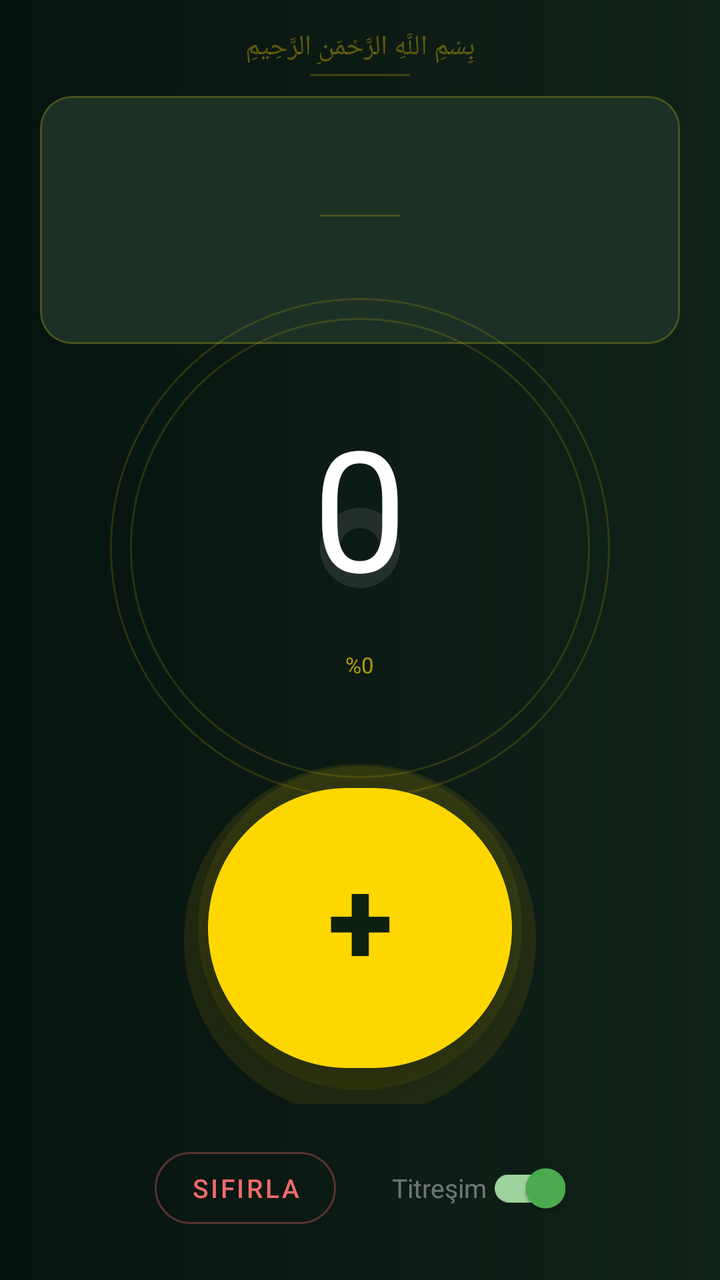
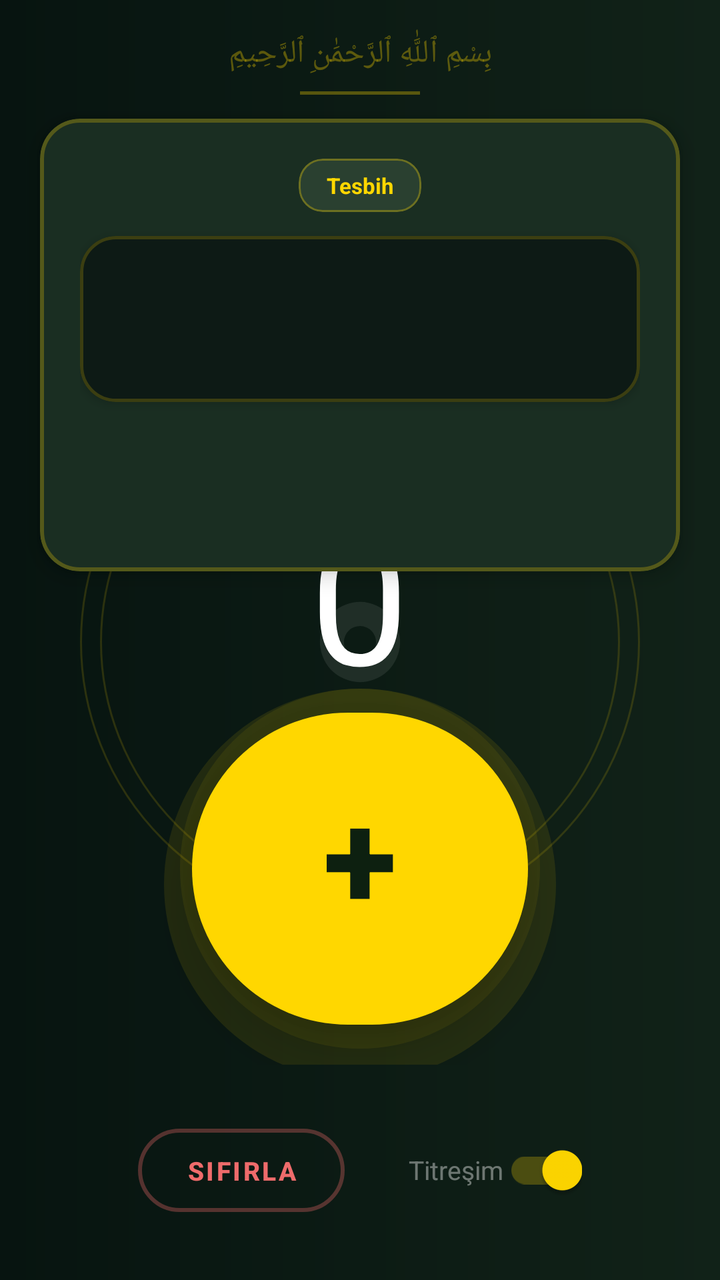

The first picture is an Android layout as it rendered before a commit; the second is the same layout after the commit. The layout source and the unified diff follow.
<!-- AndroidManifest.xml: application theme Theme.IbadetApp -->
<!-- res/layout/fragment_zikir_counter.xml -->
<?xml version="1.0" encoding="utf-8"?>
<androidx.constraintlayout.widget.ConstraintLayout
    xmlns:android="http://schemas.android.com/apk/res/android"
    xmlns:app="http://schemas.android.com/apk/res-auto"
    android:layout_width="match_parent"
    android:layout_height="match_parent"
    android:background="@drawable/bg_tesbih_gradient">

    
    <TextView
        android:id="@+id/tv_bismillah"
        android:layout_width="wrap_content"
        android:layout_height="wrap_content"
        android:text="بِسْمِ اللَّهِ الرَّحْمَنِ الرَّحِيمِ"
        android:textSize="14sp"
        android:textColor="#55FFD700"
        android:gravity="center"
        android:paddingTop="14dp"
        android:paddingBottom="4dp"
        android:fontFamily="@font/arabic_font"
        android:textDirection="rtl"
        app:layout_constraintTop_toTopOf="parent"
        app:layout_constraintStart_toStartOf="parent"
        app:layout_constraintEnd_toEndOf="parent" />

    <View
        android:id="@+id/line_top"
        android:layout_width="50dp"
        android:layout_height="1dp"
        android:background="#35FFD700"
        app:layout_constraintTop_toBottomOf="@id/tv_bismillah"
        app:layout_constraintStart_toStartOf="parent"
        app:layout_constraintEnd_toEndOf="parent" />

    
    <com.google.android.material.card.MaterialCardView
        android:id="@+id/card_zikir_info"
        android:layout_width="0dp"
        android:layout_height="wrap_content"
        android:layout_marginHorizontal="20dp"
        android:layout_marginTop="10dp"
        app:cardBackgroundColor="#1C3025"
        app:cardCornerRadius="16dp"
        app:cardElevation="0dp"
        app:strokeColor="#35FFD700"
        app:strokeWidth="1dp"
        app:layout_constraintTop_toBottomOf="@id/line_top"
        app:layout_constraintStart_toStartOf="parent"
        app:layout_constraintEnd_toEndOf="parent">

        <LinearLayout
            android:layout_width="match_parent"
            android:layout_height="wrap_content"
            android:orientation="vertical"
            android:gravity="center"
            android:paddingHorizontal="16dp"
            android:paddingTop="14dp"
            android:paddingBottom="14dp">

            <TextView
                android:id="@+id/tv_zikir_arabic"
                android:layout_width="match_parent"
                android:layout_height="wrap_content"
                android:textSize="28sp"
                android:textColor="#FFFFFFFF"
                android:gravity="center"
                android:textDirection="rtl"
                android:fontFamily="@font/arabic_font"
                android:lineSpacingMultiplier="1.7" />

            <View
                android:layout_width="40dp"
                android:layout_height="1dp"
                android:background="#30FFD700"
                android:layout_marginTop="8dp"
                android:layout_marginBottom="6dp" />

            <TextView
                android:id="@+id/tv_zikir_translit"
                android:layout_width="wrap_content"
                android:layout_height="wrap_content"
                android:textSize="18sp"
                android:textStyle="bold"
                android:textColor="#FFD700"
                android:letterSpacing="0.05" />

            <TextView
                android:id="@+id/tv_zikir_turkish"
                android:layout_width="match_parent"
                android:layout_height="wrap_content"
                android:textSize="12sp"
                android:textColor="#77FFFFFF"
                android:gravity="center"
                android:layout_marginTop="3dp" />

        </LinearLayout>
    </com.google.android.material.card.MaterialCardView>

    
    <FrameLayout
        android:id="@+id/fl_counter"
        android:layout_width="250dp"
        android:layout_height="250dp"
        app:layout_constraintTop_toBottomOf="@id/card_zikir_info"
        app:layout_constraintBottom_toTopOf="@id/fl_button"
        app:layout_constraintStart_toStartOf="parent"
        app:layout_constraintEnd_toEndOf="parent"
        app:layout_constraintVertical_bias="0.5">

        
        <View
            android:layout_width="250dp"
            android:layout_height="250dp"
            android:layout_gravity="center"
            android:background="@drawable/bg_ring_outer" />

        
        <View
            android:layout_width="230dp"
            android:layout_height="230dp"
            android:layout_gravity="center"
            android:background="@drawable/bg_ring_outer" />

        
        <com.google.android.material.progressindicator.CircularProgressIndicator
            android:id="@+id/progress_bar"
            android:layout_width="210dp"
            android:layout_height="210dp"
            android:layout_gravity="center"
            app:trackThickness="10dp"
            app:indicatorColor="#FFD700"
            app:trackColor="#18FFFFFF"
            app:trackCornerRadius="5dp" />

        
        <LinearLayout
            android:layout_width="wrap_content"
            android:layout_height="wrap_content"
            android:layout_gravity="center"
            android:orientation="vertical"
            android:gravity="center">

            <TextView
                android:id="@+id/tv_current_count"
                android:layout_width="wrap_content"
                android:layout_height="wrap_content"
                android:textSize="84sp"
                android:textStyle="bold"
                android:textColor="#FFFFFF"
                android:fontFamily="sans-serif-thin"
                android:text="0"
                android:includeFontPadding="false" />

            <TextView
                android:id="@+id/tv_target_count"
                android:layout_width="wrap_content"
                android:layout_height="wrap_content"
                android:textSize="12sp"
                android:textColor="#60FFFFFF"
                android:gravity="center" />

            <TextView
                android:id="@+id/tv_progress"
                android:layout_width="wrap_content"
                android:layout_height="wrap_content"
                android:textSize="11sp"
                android:textColor="#AAFFD700"
                android:text="%0"
                android:layout_marginTop="2dp" />

        </LinearLayout>
    </FrameLayout>

    
    <FrameLayout
        android:id="@+id/fl_button"
        android:layout_width="wrap_content"
        android:layout_height="wrap_content"
        android:layout_marginBottom="12dp"
        app:layout_constraintBottom_toTopOf="@id/ll_controls"
        app:layout_constraintStart_toStartOf="parent"
        app:layout_constraintEnd_toEndOf="parent">

        
        <View
            android:layout_width="176dp"
            android:layout_height="176dp"
            android:layout_gravity="center"
            android:background="@drawable/bg_button_glow"
            android:alpha="0.18"
            android:translationY="6dp" />

        
        <View
            android:layout_width="162dp"
            android:layout_height="162dp"
            android:layout_gravity="center"
            android:background="@drawable/bg_button_glow"
            android:alpha="0.15" />

        
        <com.google.android.material.button.MaterialButton
            android:id="@+id/btn_count"
            android:layout_width="152dp"
            android:layout_height="152dp"
            android:layout_gravity="center"
            android:text="+"
            android:textSize="60sp"
            android:textColor="#0D2010"
            android:textStyle="bold"
            app:backgroundTint="#FFD700"
            app:cornerRadius="76dp"
            android:elevation="14dp"
            android:stateListAnimator="@null"
            android:includeFontPadding="false"
            android:paddingBottom="8dp" />

    </FrameLayout>

    
    <LinearLayout
        android:id="@+id/ll_controls"
        android:layout_width="0dp"
        android:layout_height="wrap_content"
        android:orientation="horizontal"
        android:gravity="center"
        android:paddingHorizontal="24dp"
        android:paddingBottom="22dp"
        android:paddingTop="6dp"
        app:layout_constraintBottom_toBottomOf="parent"
        app:layout_constraintStart_toStartOf="parent"
        app:layout_constraintEnd_toEndOf="parent">

        <com.google.android.material.button.MaterialButton
            android:id="@+id/btn_reset"
            style="@style/Widget.MaterialComponents.Button.OutlinedButton"
            android:layout_width="wrap_content"
            android:layout_height="wrap_content"
            android:text="Sıfırla"
            android:textColor="#EE6B6B"
            android:textSize="13sp"
            android:layout_marginEnd="28dp"
            app:strokeColor="#55EE6B6B"
            app:backgroundTint="@android:color/transparent"
            app:cornerRadius="20dp"
            android:paddingHorizontal="18dp" />

        <com.google.android.material.switchmaterial.SwitchMaterial
            android:id="@+id/btn_vibration"
            android:layout_width="wrap_content"
            android:layout_height="wrap_content"
            android:text="Titreşim"
            android:checked="true"
            android:textColor="#66FFFFFF"
            android:textSize="13sp" />

    </LinearLayout>

</androidx.constraintlayout.widget.ConstraintLayout>
<!-- resources referenced by this layout -->
<resources>
  <!-- drawable bg_button_glow (drawable) -->
  <?xml version="1.0" encoding="utf-8"?>
  <shape xmlns:android="http://schemas.android.com/apk/res/android"
      android:shape="oval">
      <solid android:color="#80FFD700" />
  </shape>
  <!-- drawable bg_ring_outer (drawable) -->
  <?xml version="1.0" encoding="utf-8"?>
  <shape xmlns:android="http://schemas.android.com/apk/res/android"
      android:shape="oval">
      <solid android:color="@android:color/transparent" />
      <stroke
          android:width="1dp"
          android:color="#25FFD700" />
  </shape>
  <!-- drawable bg_tesbih_gradient (drawable) -->
  <?xml version="1.0" encoding="utf-8"?>
  <shape xmlns:android="http://schemas.android.com/apk/res/android">
      <gradient
          android:type="linear"
          android:angle="180"
          android:startColor="#112218"
          android:endColor="#071410" />
  </shape>
  <style name="Theme.IbadetApp" parent="Theme.MaterialComponents.DayNight.DarkActionBar">
          <item name="colorPrimary">@color/green_primary</item>
          <item name="colorPrimaryDark">@color/green_dark</item>
          <item name="colorAccent">@color/green_light</item>
          <item name="colorPrimaryVariant">@color/green_dark</item>
          <item name="colorOnPrimary">@color/white</item>
          <item name="colorSecondary">@color/green_light</item>
          <item name="colorOnSecondary">@color/white</item>
          <item name="android:statusBarColor">@color/premium_bg_dark</item>
          <item name="android:navigationBarColor">@color/premium_bg_mid</item>
          <item name="windowActionBar">false</item>
          <item name="windowNoTitle">true</item>
      </style>
  <color name="green_primary">#2E7D32</color>
  <color name="green_dark">#1B5E20</color>
  <color name="green_light">#4CAF50</color>
  <color name="white">#FFFFFF</color>
  <color name="premium_bg_dark">#071410</color>
  <color name="premium_bg_mid">#112218</color>
</resources>

<!-- the commit's change to res/layout/fragment_zikir_counter.xml (unified diff, before → after) -->
@@ -11,12 +11,12 @@
         android:id="@+id/tv_bismillah"
         android:layout_width="wrap_content"
         android:layout_height="wrap_content"
-        android:text="بِسْمِ اللَّهِ الرَّحْمَنِ الرَّحِيمِ"
-        android:textSize="14sp"
+        android:text="بِسْمِ ٱللَّٰهِ ٱلرَّحْمَٰنِ ٱلرَّحِيمِ"
+        android:textSize="16sp"
         android:textColor="#55FFD700"
         android:gravity="center"
-        android:paddingTop="14dp"
-        android:paddingBottom="4dp"
+        android:paddingTop="16dp"
+        android:paddingBottom="8dp"
         android:fontFamily="@font/arabic_font"
         android:textDirection="rtl"
         app:layout_constraintTop_toTopOf="parent"
@@ -25,9 +25,9 @@
 
     <View
         android:id="@+id/line_top"
-        android:layout_width="50dp"
-        android:layout_height="1dp"
-        android:background="#35FFD700"
+        android:layout_width="60dp"
+        android:layout_height="1.5dp"
+        android:background="#50FFD700"
         app:layout_constraintTop_toBottomOf="@id/tv_bismillah"
         app:layout_constraintStart_toStartOf="parent"
         app:layout_constraintEnd_toEndOf="parent" />
@@ -38,12 +38,12 @@
         android:layout_width="0dp"
         android:layout_height="wrap_content"
         android:layout_marginHorizontal="20dp"
-        android:layout_marginTop="10dp"
-        app:cardBackgroundColor="#1C3025"
-        app:cardCornerRadius="16dp"
-        app:cardElevation="0dp"
-        app:strokeColor="#35FFD700"
-        app:strokeWidth="1dp"
+        android:layout_marginTop="12dp"
+        app:cardBackgroundColor="#1A2E22"
+        app:cardCornerRadius="20dp"
+        app:cardElevation="6dp"
+        app:strokeColor="#40FFD700"
+        app:strokeWidth="2dp"
         app:layout_constraintTop_toBottomOf="@id/line_top"
         app:layout_constraintStart_toStartOf="parent"
         app:layout_constraintEnd_toEndOf="parent">
@@ -53,54 +53,94 @@
             android:layout_height="wrap_content"
             android:orientation="vertical"
             android:gravity="center"
-            android:paddingHorizontal="16dp"
-            android:paddingTop="14dp"
-            android:paddingBottom="14dp">
-
-            <TextView
-                android:id="@+id/tv_zikir_arabic"
+            android:paddingHorizontal="20dp"
+            android:paddingTop="20dp"
+            android:paddingBottom="20dp">
+
+            
+            <com.google.android.material.card.MaterialCardView
+                android:layout_width="wrap_content"
+                android:layout_height="wrap_content"
+                android:layout_marginBottom="12dp"
+                app:cardCornerRadius="12dp"
+                app:cardElevation="0dp"
+                app:cardBackgroundColor="#2A4030"
+                app:strokeColor="#50FFD700"
+                app:strokeWidth="1dp">
+
+                <TextView
+                    android:id="@+id/tv_zikir_category"
+                    android:layout_width="wrap_content"
+                    android:layout_height="wrap_content"
+                    android:text="Tesbih"
+                    android:textSize="11sp"
+                    android:textStyle="bold"
+                    android:textColor="#FFD700"
+                    android:paddingHorizontal="14dp"
+                    android:paddingVertical="6dp" />
+
+            </com.google.android.material.card.MaterialCardView>
+
+            
+            <com.google.android.material.card.MaterialCardView
                 android:layout_width="match_parent"
                 android:layout_height="wrap_content"
-                android:textSize="28sp"
-                android:textColor="#FFFFFFFF"
-                android:gravity="center"
-                android:textDirection="rtl"
-                android:fontFamily="@font/arabic_font"
-                android:lineSpacingMultiplier="1.7" />
-
-            <View
-                android:layout_width="40dp"
-                android:layout_height="1dp"
-                android:background="#30FFD700"
-                android:layout_marginTop="8dp"
-                android:layout_marginBottom="6dp" />
-
+                android:layout_marginBottom="14dp"
+                app:cardCornerRadius="18dp"
+                app:cardElevation="3dp"
+                app:cardBackgroundColor="#0D1A15"
+                app:strokeColor="#30FFD700"
+                app:strokeWidth="1.5dp">
+
+                <TextView
+                    android:id="@+id/tv_zikir_arabic"
+                    android:layout_width="match_parent"
+                    android:layout_height="wrap_content"
+                    android:textSize="32sp"
+                    android:textColor="#FFFFFF"
+                    android:gravity="center"
+                    android:padding="20dp"
+                    android:textDirection="rtl"
+                    android:fontFamily="@font/arabic_font"
+                    android:lineSpacingMultiplier="1.9"
+                    android:shadowColor="#FFD700"
+                    android:shadowDx="0"
+                    android:shadowDy="0"
+                    android:shadowRadius="4" />
+
+            </com.google.android.material.card.MaterialCardView>
+
+            
             <TextView
                 android:id="@+id/tv_zikir_translit"
                 android:layout_width="wrap_content"
                 android:layout_height="wrap_content"
-                android:textSize="18sp"
+                android:textSize="20sp"
                 android:textStyle="bold"
                 android:textColor="#FFD700"
-                android:letterSpacing="0.05" />
-
+                android:letterSpacing="0.05"
+                android:layout_marginBottom="6dp" />
+
+            
             <TextView
                 android:id="@+id/tv_zikir_turkish"
                 android:layout_width="match_parent"
                 android:layout_height="wrap_content"
-                android:textSize="12sp"
-                android:textColor="#77FFFFFF"
+                android:textSize="13sp"
+                android:textColor="#AAFFFFFF"
                 android:gravity="center"
-                android:layout_marginTop="3dp" />
+                android:lineSpacingMultiplier="1.4" />
 
         </LinearLayout>
+
     </com.google.android.material.card.MaterialCardView>
 
     
     <FrameLayout
         android:id="@+id/fl_counter"
-        android:layout_width="250dp"
-        android:layout_height="250dp"
+        android:layout_width="280dp"
+        android:layout_height="280dp"
+        android:layout_marginTop="20dp"
         app:layout_constraintTop_toBottomOf="@id/card_zikir_info"
         app:layout_constraintBottom_toTopOf="@id/fl_button"
         app:layout_constraintStart_toStartOf="parent"
@@ -109,28 +149,27 @@
 
         
         <View
-            android:layout_width="250dp"
-            android:layout_height="250dp"
+            android:layout_width="280dp"
+            android:layout_height="280dp"
             android:layout_gravity="center"
             android:background="@drawable/bg_ring_outer" />
 
-        
         <View
-            android:layout_width="230dp"
-            android:layout_height="230dp"
+            android:layout_width="260dp"
+            android:layout_height="260dp"
             android:layout_gravity="center"
             android:background="@drawable/bg_ring_outer" />
 
         
         <com.google.android.material.progressindicator.CircularProgressIndicator
             android:id="@+id/progress_bar"
-            android:layout_width="210dp"
-            android:layout_height="210dp"
-            android:layout_gravity="center"
-            app:trackThickness="10dp"
+            android:layout_width="240dp"
+            android:layout_height="240dp"
+            android:layout_gravity="center"
+            app:trackThickness="12dp"
             app:indicatorColor="#FFD700"
-            app:trackColor="#18FFFFFF"
-            app:trackCornerRadius="5dp" />
+            app:trackColor="#15FFFFFF"
+            app:trackCornerRadius="6dp" />
 
         
         <LinearLayout
@@ -144,7 +183,7 @@
                 android:id="@+id/tv_current_count"
                 android:layout_width="wrap_content"
                 android:layout_height="wrap_content"
-                android:textSize="84sp"
+                android:textSize="88sp"
                 android:textStyle="bold"
                 android:textColor="#FFFFFF"
                 android:fontFamily="sans-serif-thin"
@@ -156,19 +195,21 @@
                 android:layout_width="wrap_content"
                 android:layout_height="wrap_content"
                 android:textSize="12sp"
-                android:textColor="#60FFFFFF"
+                android:textColor="#55FFFFFF"
                 android:gravity="center" />
 
             <TextView
                 android:id="@+id/tv_progress"
                 android:layout_width="wrap_content"
                 android:layout_height="wrap_content"
-                android:textSize="11sp"
-                android:textColor="#AAFFD700"
+                android:textSize="12sp"
+                android:textStyle="bold"
+                android:textColor="#FFD700"
                 android:text="%0"
-                android:layout_marginTop="2dp" />
+                android:layout_marginTop="4dp" />
 
         </LinearLayout>
+
     </FrameLayout>
 
     
@@ -176,24 +217,23 @@
         android:id="@+id/fl_button"
         android:layout_width="wrap_content"
         android:layout_height="wrap_content"
-        android:layout_marginBottom="12dp"
+        android:layout_marginBottom="16dp"
         app:layout_constraintBottom_toTopOf="@id/ll_controls"
         app:layout_constraintStart_toStartOf="parent"
         app:layout_constraintEnd_toEndOf="parent">
 
         
         <View
-            android:layout_width="176dp"
-            android:layout_height="176dp"
+            android:layout_width="196dp"
+            android:layout_height="196dp"
             android:layout_gravity="center"
             android:background="@drawable/bg_button_glow"
-            android:alpha="0.18"
-            android:translationY="6dp" />
-
-        
+            android:alpha="0.2"
+            android:translationY="8dp" />
+
         <View
-            android:layout_width="162dp"
-            android:layout_height="162dp"
+            android:layout_width="180dp"
+            android:layout_height="180dp"
             android:layout_gravity="center"
             android:background="@drawable/bg_button_glow"
             android:alpha="0.15" />
@@ -201,19 +241,19 @@
         
         <com.google.android.material.button.MaterialButton
             android:id="@+id/btn_count"
-            android:layout_width="152dp"
-            android:layout_height="152dp"
+            android:layout_width="168dp"
+            android:layout_height="168dp"
             android:layout_gravity="center"
             android:text="+"
-            android:textSize="60sp"
+            android:textSize="68sp"
             android:textColor="#0D2010"
             android:textStyle="bold"
             app:backgroundTint="#FFD700"
-            app:cornerRadius="76dp"
-            android:elevation="14dp"
+            app:cornerRadius="84dp"
+            android:elevation="16dp"
             android:stateListAnimator="@null"
             android:includeFontPadding="false"
-            android:paddingBottom="8dp" />
+            android:paddingBottom="10dp" />
 
     </FrameLayout>
 
@@ -225,8 +265,8 @@
         android:orientation="horizontal"
         android:gravity="center"
         android:paddingHorizontal="24dp"
-        android:paddingBottom="22dp"
-        android:paddingTop="6dp"
+        android:paddingBottom="28dp"
+        android:paddingTop="10dp"
         app:layout_constraintBottom_toBottomOf="parent"
         app:layout_constraintStart_toStartOf="parent"
         app:layout_constraintEnd_toEndOf="parent">
@@ -239,11 +279,14 @@
             android:text="Sıfırla"
             android:textColor="#EE6B6B"
             android:textSize="13sp"
-            android:layout_marginEnd="28dp"
+            android:textStyle="bold"
+            android:layout_marginEnd="32dp"
             app:strokeColor="#55EE6B6B"
+            app:strokeWidth="2dp"
             app:backgroundTint="@android:color/transparent"
-            app:cornerRadius="20dp"
-            android:paddingHorizontal="18dp" />
+            app:cornerRadius="22dp"
+            android:paddingHorizontal="24dp"
+            android:paddingVertical="12dp" />
 
         <com.google.android.material.switchmaterial.SwitchMaterial
             android:id="@+id/btn_vibration"
@@ -252,7 +295,9 @@
             android:text="Titreşim"
             android:checked="true"
             android:textColor="#66FFFFFF"
-            android:textSize="13sp" />
+            android:textSize="13sp"
+            app:thumbTint="#FFD700"
+            app:trackTint="#40FFD700" />
 
     </LinearLayout>
 
